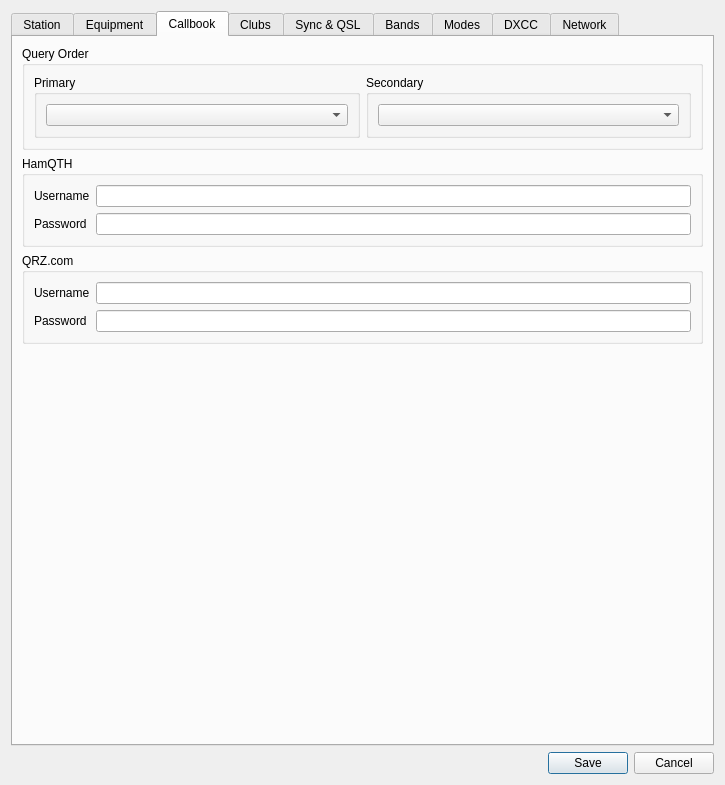
k5mcd/QLog, file ui/SettingsDialog.ui: the form before one commit.
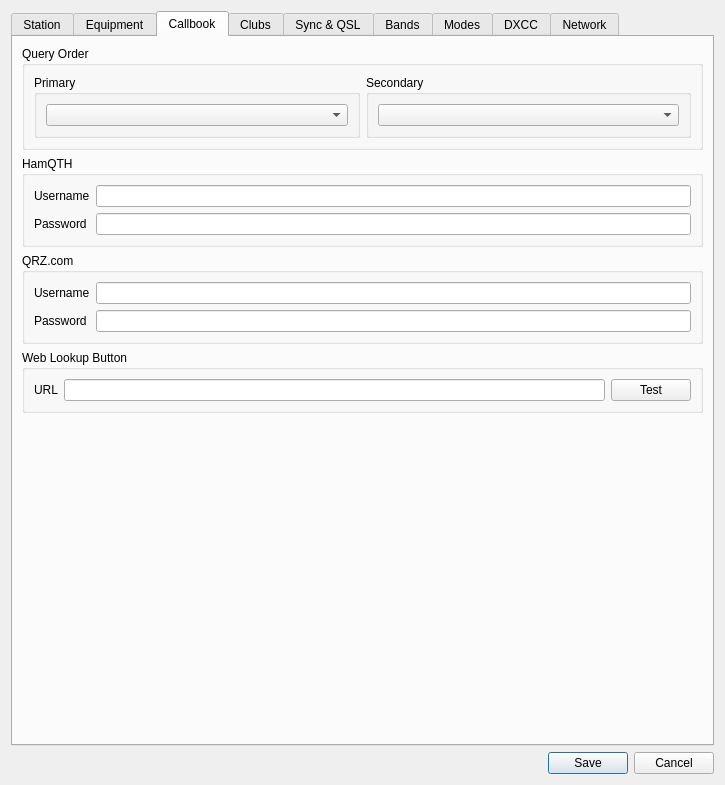
The form after the commit. The open tabs and pages were chosen to show the change. Icons and pictures are not drawn.

Commit message: Fixed #230 - Add user defined button for callsign lookup

The edit to the form file:
```diff
--- a/ui/SettingsDialog.ui
+++ b/ui/SettingsDialog.ui
@@ -2755,6 +2755,43 @@
          </layout>
         </widget>
        </item>
+       <item>
+        <widget class="QGroupBox" name="groupBox_3">
+         <property name="title">
+          <string>Web Lookup Button</string>
+         </property>
+         <layout class="QFormLayout" name="formLayout_10">
+          <item row="0" column="0">
+           <widget class="QLabel" name="webLookupURLLabel">
+            <property name="text">
+             <string>URL</string>
+            </property>
+           </widget>
+          </item>
+          <item row="0" column="1">
+           <layout class="QHBoxLayout" name="horizontalLayout_18">
+            <item>
+             <widget class="QLineEdit" name="webLookupURLEdit">
+              <property name="toolTip">
+               <string>Specify the URL to use for quick search. The &lt;CALL&gt; macro will be replaced by the current callsign</string>
+              </property>
+             </widget>
+            </item>
+            <item>
+             <widget class="QPushButton" name="webLookupURLTestButton">
+              <property name="toolTip">
+               <string>Test URL with your Callsign</string>
+              </property>
+              <property name="text">
+               <string>Test</string>
+              </property>
+             </widget>
+            </item>
+           </layout>
+          </item>
+         </layout>
+        </widget>
+       </item>
        <item>
         <spacer name="verticalSpacer">
          <property name="orientation">
```
Left out of the diff: 17 changed lines with no effect on the pictures. The commit also changes 9 other files.
